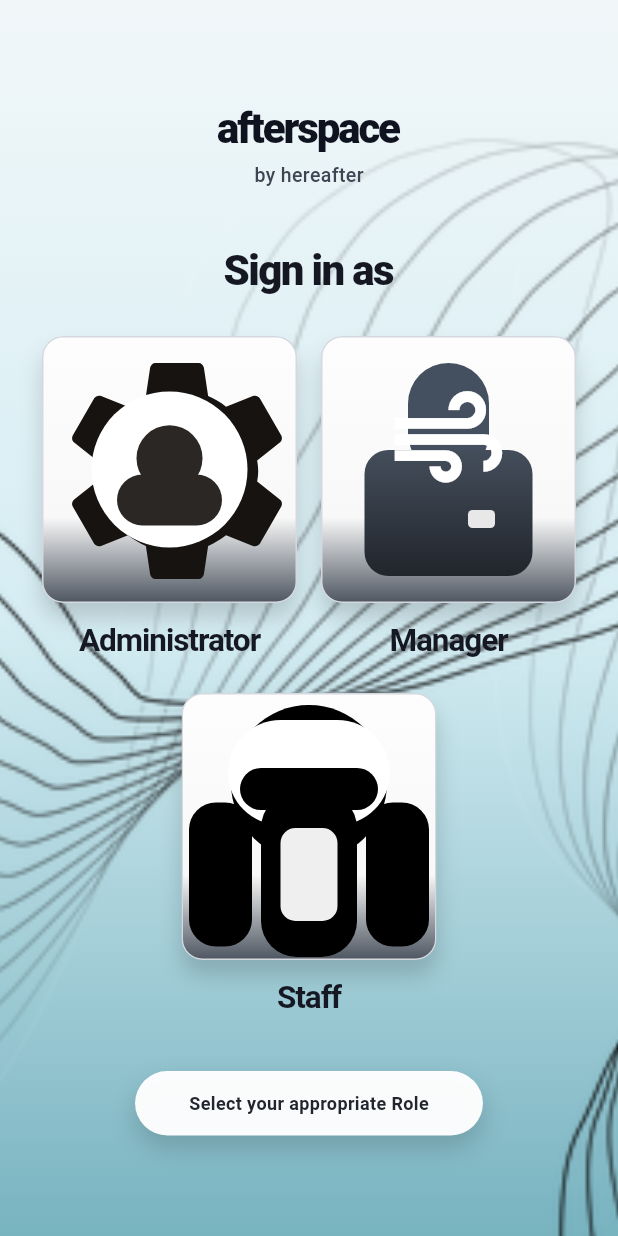
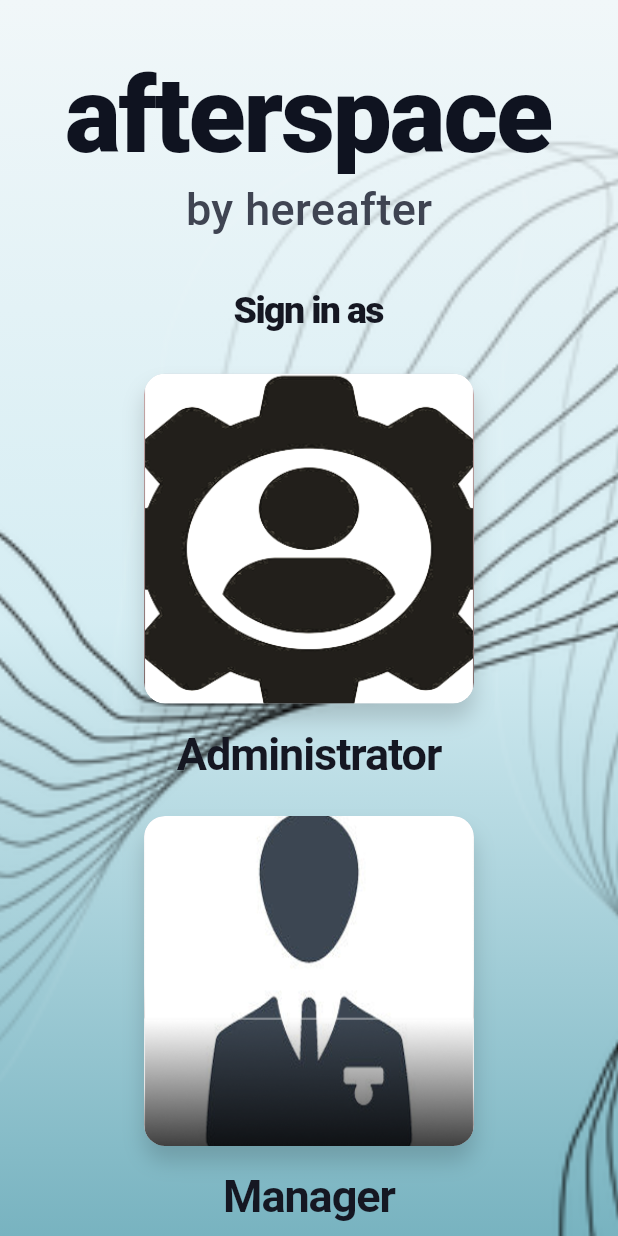
Before and after one commit to carljosephvilluga/afterspace_integrated_management_system, a Flutter app: the screen it shows after launch, on a phone screen of 412 x 824 dp. Run offline on Flutter 3.47's test engine with Material 3 defaults, Android fonts, the phone set to English and light mode, and no system bars; our stand-ins replace fl_chart, pdf, printing, table_calendar; accounts and stored records are empty.

Commit message:
style: updated the role selection screen designs

```diff
--- a/aims/lib/screens/login/role_selection_screen.dart
+++ b/aims/lib/screens/login/role_selection_screen.dart
@@ -56,7 +56,7 @@ class RoleSelectionScreen extends StatelessWidget {
                                 Text(
                                   'Sign in as',
                                   style: TextStyle(
-                                    fontSize: isMobile ? 28 : 32,
+                                    fontSize: isMobile ? 25 : 35,
                                     fontWeight: FontWeight.w800,
                                     color: const Color(0xFF151722),
                                     letterSpacing: -1.1,
@@ -134,7 +134,7 @@ class RoleSelectionScreen extends StatelessWidget {
                                   child: const Text(
                                     'Select your appropriate Role',
                                     style: TextStyle(
-                                      fontSize: 12,
+                                      fontSize: 20,
                                       fontWeight: FontWeight.w700,
                                       color: Color(0xFF22252D),
                                     ),
@@ -169,19 +169,21 @@ class _BrandBlock extends StatelessWidget {
         Text(
           'afterspace',
           style: TextStyle(
-            fontSize: 28,
+            fontSize: 70,
             fontWeight: FontWeight.w900,
             color: Color(0xFF0F1320),
             letterSpacing: -1.4,
+            height: 1.05,
           ),
         ),
-        SizedBox(height: 2),
+        SizedBox(height: 10),
         Text(
           'by hereafter',
           style: TextStyle(
-            fontSize: 13,
+            fontSize: 30,
             color: Color(0xFF3F4452),
             fontWeight: FontWeight.w500,
+            height: 1.05,
           ),
         ),
       ],
@@ -223,17 +225,17 @@ class _RoleCardState extends State<_RoleCard> {
             curve: Curves.easeOutCubic,
             scale: _hovering ? 1.03 : 1.0,
             child: SizedBox(
-              width: 170,
+              width: 220,
               child: Column(
                 crossAxisAlignment: CrossAxisAlignment.center,
                 children: [
                   _buildGraphicCard(),
-                  const SizedBox(height: 10),
+                  const SizedBox(height: 12),
                   Text(
                     widget.label,
                     textAlign: TextAlign.center,
                     style: const TextStyle(
-                      fontSize: 21,
+                      fontSize: 30,
                       fontWeight: FontWeight.w700,
                       color: Color(0xFF151722),
                       letterSpacing: -0.7,
@@ -250,8 +252,8 @@ class _RoleCardState extends State<_RoleCard> {
 
   Widget _buildGraphicCard() {
     return Container(
-      width: 170,
-      height: 178,
+      width: 220,
+      height: 220,
       decoration: BoxDecoration(
         borderRadius: BorderRadius.circular(14),
         boxShadow: [
@@ -295,48 +297,14 @@ class _AdminGraphic extends StatelessWidget {
 
   @override
   Widget build(BuildContext context) {
-    return Stack(
-      children: [
-        const Positioned.fill(
-          child: Center(
-            child: Icon(Icons.settings, size: 180, color: Color(0xFF171311)),
-          ),
+    return Positioned.fill(
+      child: ClipRRect(
+        borderRadius: BorderRadius.circular(14), // match card corners
+        child: Image.asset(
+          'assets/images/admin_bg.png',
+          fit: BoxFit.cover,   // fills and crops to cover
         ),
-        Positioned.fill(
-          child: Center(
-            child: Container(
-              width: 104,
-              height: 104,
-              decoration: const BoxDecoration(
-                color: Colors.white,
-                shape: BoxShape.circle,
-              ),
-              child: Stack(
-                children: [
-                  const Align(
-                    alignment: Alignment(0, -0.25),
-                    child: CircleAvatar(
-                      radius: 22,
-                      backgroundColor: Color(0xFF2B2724),
-                    ),
-                  ),
-                  Align(
-                    alignment: const Alignment(0, 0.58),
-                    child: Container(
-                      width: 70,
-                      height: 34,
-                      decoration: BoxDecoration(
-                        color: const Color(0xFF2B2724),
-                        borderRadius: BorderRadius.circular(22),
-                      ),
-                    ),
-                  ),
-                ],
-              ),
-            ),
-          ),
-        ),
-      ],
+      ),
     );
   }
 }
@@ -346,52 +314,14 @@ class _ManagerGraphic extends StatelessWidget {
 
   @override
   Widget build(BuildContext context) {
-    return Stack(
-      alignment: Alignment.center,
-      children: [
-        Positioned(
-          top: 18,
-          child: Container(
-            width: 54,
-            height: 74,
-            decoration: BoxDecoration(
-              color: const Color(0xFF44505F),
-              borderRadius: BorderRadius.circular(32),
-            ),
-          ),
+    return Positioned.fill(
+      child: ClipRRect(
+        borderRadius: BorderRadius.circular(14), // match card corners
+        child: Image.asset(
+          'assets/images/manager_bg.png',
+          fit: BoxFit.cover,   // fills and crops to cover
         ),
-        Positioned(
-          bottom: 18,
-          child: Container(
-            width: 112,
-            height: 84,
-            decoration: BoxDecoration(
-              gradient: const LinearGradient(
-                colors: [Color(0xFF444E5B), Color(0xFF21252C)],
-                begin: Alignment.topCenter,
-                end: Alignment.bottomCenter,
-              ),
-              borderRadius: BorderRadius.circular(16),
-            ),
-          ),
-        ),
-        const Positioned(
-          bottom: 66,
-          child: Icon(Icons.air, size: 86, color: Colors.white),
-        ),
-        Positioned(
-          bottom: 50,
-          right: 54,
-          child: Container(
-            width: 18,
-            height: 12,
-            decoration: BoxDecoration(
-              color: const Color(0xFFE8E8E8),
-              borderRadius: BorderRadius.circular(3),
-            ),
-          ),
-        ),
-      ],
+      ),
     );
   }
 }
@@ -401,79 +331,14 @@ class _StaffGraphic extends StatelessWidget {
 
   @override
   Widget build(BuildContext context) {
-    return Stack(
-      alignment: Alignment.center,
-      children: [
-        const Positioned(
-          top: 8,
-          child: CircleAvatar(radius: 52, backgroundColor: Colors.black),
+    return Positioned.fill(
+      child: ClipRRect(
+        borderRadius: BorderRadius.circular(14), // match card corners
+        child: Image.asset(
+          'assets/images/staff_bg.png',
+          fit: BoxFit.cover,   // fills and crops to cover
         ),
-        Positioned(
-          top: 18,
-          child: Container(
-            width: 108,
-            height: 70,
-            decoration: BoxDecoration(
-              color: Colors.white,
-              borderRadius: BorderRadius.circular(38),
-            ),
-          ),
-        ),
-        Positioned(
-          bottom: 2,
-          child: Row(
-            children: [
-              Container(
-                width: 42,
-                height: 96,
-                decoration: BoxDecoration(
-                  color: Colors.black,
-                  borderRadius: BorderRadius.circular(18),
-                ),
-              ),
-              const SizedBox(width: 6),
-              Container(
-                width: 64,
-                height: 110,
-                decoration: BoxDecoration(
-                  color: Colors.black,
-                  borderRadius: BorderRadius.circular(24),
-                ),
-                child: Center(
-                  child: Container(
-                    width: 38,
-                    height: 62,
-                    decoration: BoxDecoration(
-                      color: const Color(0xFFEFEFEF),
-                      borderRadius: BorderRadius.circular(10),
-                    ),
-                  ),
-                ),
-              ),
-              const SizedBox(width: 6),
-              Container(
-                width: 42,
-                height: 96,
-                decoration: BoxDecoration(
-                  color: Colors.black,
-                  borderRadius: BorderRadius.circular(18),
-                ),
-              ),
-            ],
-          ),
-        ),
-        Positioned(
-          top: 50,
-          child: Container(
-            width: 92,
-            height: 28,
-            decoration: BoxDecoration(
-              color: Colors.black,
-              borderRadius: BorderRadius.circular(20),
-            ),
-          ),
-        ),
-      ],
+      ),
     );
   }
 }
--- a/aims/pubspec.yaml
+++ b/aims/pubspec.yaml
@@ -65,6 +65,9 @@ flutter:
   assets:
       - assets/images/login_bg.png
       - assets/images/role-pick-bg.png
+      - assets/images/admin_bg.png
+      - assets/images/manager_bg.png
+      - assets/images/staff_bg.png
 
   # To add assets to your application, add an assets section, like this:
   # assets:
```
Also changed, not shown: aims/assets/images/admin_bg.png (added), aims/assets/images/manager_bg.png (added), aims/assets/images/staff_bg.png (added).
